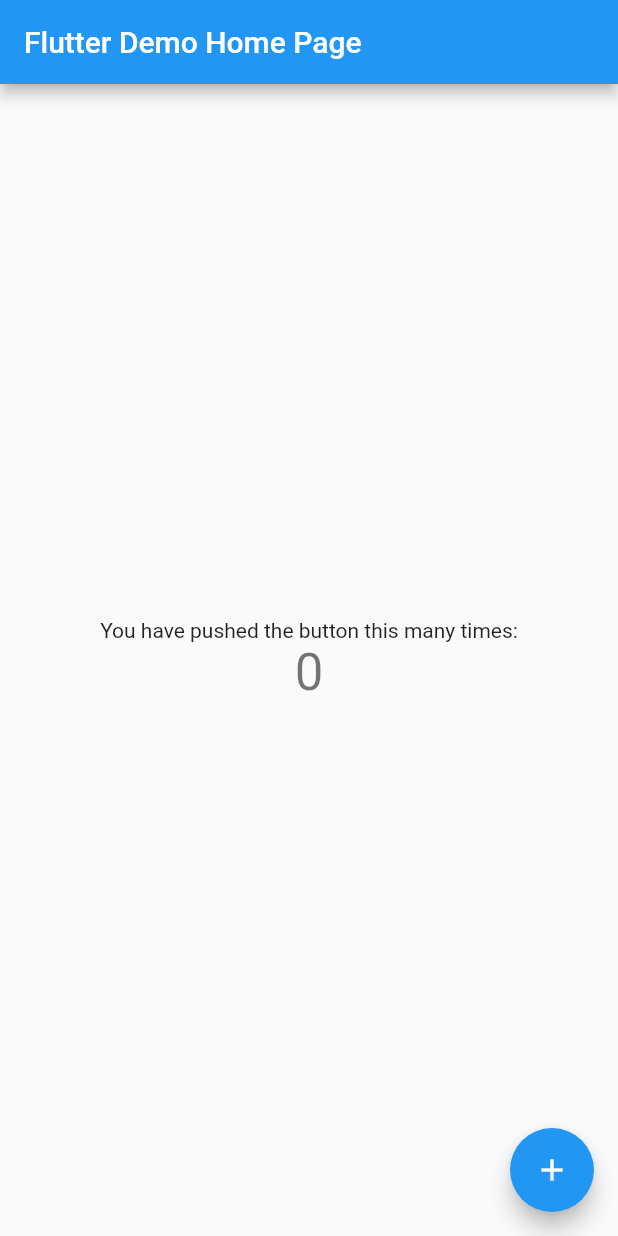
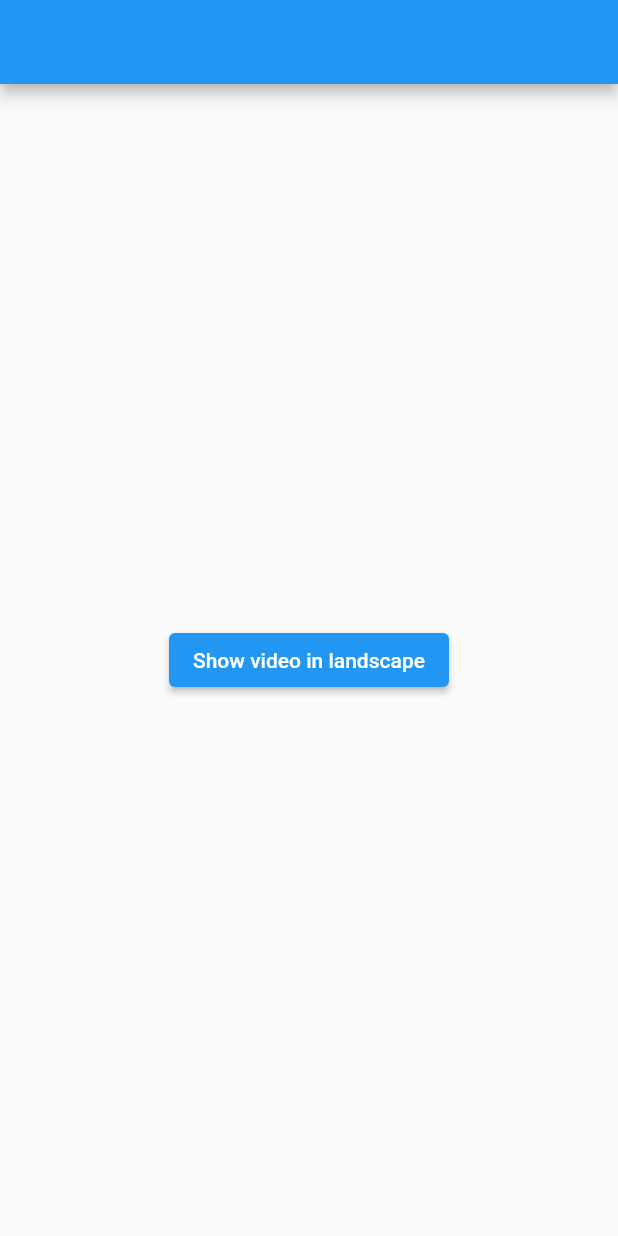
Before and after one commit to jraufeisen/Flutter-Fullscreen-VLC-Player-Demo, a Flutter app: the screen it shows after launch, on a phone screen of 412 x 824 dp. Run offline on Flutter 3.47's test engine with Material 2 defaults, Android fonts, the phone set to English and light mode, and no system bars; missing offline and left inert: flutter_vlc_player.

Commit message:
Fullscreen video player with gesture detection

```diff
--- /dev/null
+++ b/lib/home_screen.dart
@@ -0,0 +1,22 @@
+import 'package:flutter/material.dart';
+import 'package:flutter_fullscreen_vlc_player_demo/video_screen.dart';
+
+class HomeScreen extends StatelessWidget {
+  const HomeScreen({Key? key}) : super(key: key);
+
+  @override
+  Widget build(BuildContext context) {
+    return Scaffold(
+      appBar: AppBar(),
+      body: Center(
+        child: ElevatedButton(
+            onPressed: () {
+              Navigator.of(context).push(MaterialPageRoute(builder: (context) {
+                return const VideoScreen();
+              }));
+            },
+            child: const Text("Show video in landscape")),
+      ),
+    );
+  }
+}
--- a/lib/main.dart
+++ b/lib/main.dart
@@ -1,4 +1,5 @@
 import 'package:flutter/material.dart';
+import 'package:flutter_fullscreen_vlc_player_demo/home_screen.dart';
 
 void main() {
   runApp(const MyApp());
@@ -7,109 +8,13 @@
 class MyApp extends StatelessWidget {
   const MyApp({Key? key}) : super(key: key);
 
-  // This widget is the root of your application.
   @override
   Widget build(BuildContext context) {
     return MaterialApp(
-      title: 'Flutter Demo',
-      theme: ThemeData(
-        // This is the theme of your application.
-        //
-        // Try running your application with "flutter run". You'll see the
-        // application has a blue toolbar. Then, without quitting the app, try
-        // changing the primarySwatch below to Colors.green and then invoke
-        // "hot reload" (press "r" in the console where you ran "flutter run",
-        // or simply save your changes to "hot reload" in a Flutter IDE).
-        // Notice that the counter didn't reset back to zero; the application
-        // is not restarted.
-        primarySwatch: Colors.blue,
-      ),
-      home: const MyHomePage(title: 'Flutter Demo Home Page'),
-    );
+        title: 'FullScreen VLC Player Demo',
+        theme: ThemeData(
+          primarySwatch: Colors.blue,
+        ),
+        home: const HomeScreen());
   }
 }
-
-class MyHomePage extends StatefulWidget {
-  const MyHomePage({Key? key, required this.title}) : super(key: key);
-
-  // This widget is the home page of your application. It is stateful, meaning
-  // that it has a State object (defined below) that contains fields that affect
-  // how it looks.
-
-  // This class is the configuration for the state. It holds the values (in this
-  // case the title) provided by the parent (in this case the App widget) and
-  // used by the build method of the State. Fields in a Widget subclass are
-  // always marked "final".
-
-  final String title;
-
-  @override
-  State<MyHomePage> createState() => _MyHomePageState();
-}
-
-class _MyHomePageState extends State<MyHomePage> {
-  int _counter = 0;
-
-  void _incrementCounter() {
-    setState(() {
-      // This call to setState tells the Flutter framework that something has
-      // changed in this State, which causes it to rerun the build method below
-      // so that the display can reflect the updated values. If we changed
-      // _counter without calling setState(), then the build method would not be
-      // called again, and so nothing would appear to happen.
-      _counter++;
-    });
-  }
-
-  @override
-  Widget build(BuildContext context) {
-    // This method is rerun every time setState is called, for instance as done
-    // by the _incrementCounter method above.
-    //
-    // The Flutter framework has been optimized to make rerunning build methods
-    // fast, so that you can just rebuild anything that needs updating rather
-    // than having to individually change instances of widgets.
-    return Scaffold(
-      appBar: AppBar(
-        // Here we take the value from the MyHomePage object that was created by
-        // the App.build method, and use it to set our appbar title.
-        title: Text(widget.title),
-      ),
-      body: Center(
-        // Center is a layout widget. It takes a single child and positions it
-        // in the middle of the parent.
-        child: Column(
-          // Column is also a layout widget. It takes a list of children and
-          // arranges them vertically. By default, it sizes itself to fit its
-          // children horizontally, and tries to be as tall as its parent.
-          //
-          // Invoke "debug painting" (press "p" in the console, choose the
-          // "Toggle Debug Paint" action from the Flutter Inspector in Android
-          // Studio, or the "Toggle Debug Paint" command in Visual Studio Code)
-          // to see the wireframe for each widget.
-          //
-          // Column has various properties to control how it sizes itself and
-          // how it positions its children. Here we use mainAxisAlignment to
-          // center the children vertically; the main axis here is the vertical
-          // axis because Columns are vertical (the cross axis would be
-          // horizontal).
-          mainAxisAlignment: MainAxisAlignment.center,
-          children: <Widget>[
-            const Text(
-              'You have pushed the button this many times:',
-            ),
-            Text(
-              '$_counter',
-              style: Theme.of(context).textTheme.headline4,
-            ),
-          ],
-        ),
-      ),
-      floatingActionButton: FloatingActionButton(
-        onPressed: _incrementCounter,
-        tooltip: 'Increment',
-        child: const Icon(Icons.add),
-      ), // This trailing comma makes auto-formatting nicer for build methods.
-    );
-  }
-}
```
Also changed, not shown: lib/video_screen.dart (added, +152 -0 lines), pubspec.yaml (+1 -64 lines), pubspec.lock, 3 other files.
